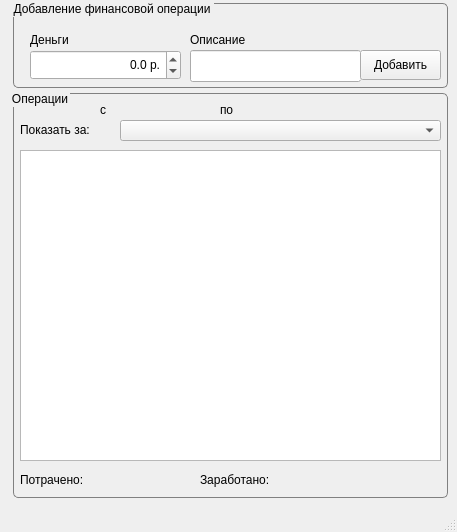
First picture: the form in mainwindow.ui, repository Nicknixer/moneycounter-qt, before the edit.
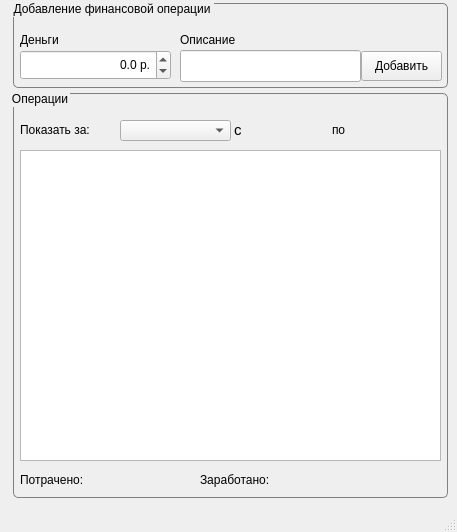
Second picture: the form after the edit.

Commit message: Fix connect to DB, fix design, add msgbox description

Diff of the .ui file:
```diff
--- a/mainwindow.ui
+++ b/mainwindow.ui
@@ -49,9 +49,9 @@
     <widget class="QLineEdit" name="editDescription">
      <property name="geometry">
       <rect>
-       <x>180</x>
+       <x>170</x>
        <y>50</y>
-       <width>171</width>
+       <width>181</width>
        <height>32</height>
       </rect>
      </property>
@@ -68,8 +68,8 @@
     <widget class="QPushButton" name="pushButton">
      <property name="geometry">
       <rect>
-       <x>350</x>
-       <y>50</y>
+       <x>351</x>
+       <y>51</y>
        <width>81</width>
        <height>30</height>
       </rect>
@@ -84,9 +84,9 @@
     <widget class="QLabel" name="label">
      <property name="geometry">
       <rect>
-       <x>20</x>
+       <x>10</x>
        <y>30</y>
-       <width>68</width>
+       <width>61</width>
        <height>20</height>
       </rect>
      </property>
@@ -97,7 +97,7 @@
     <widget class="QLabel" name="label_2">
      <property name="geometry">
       <rect>
-       <x>180</x>
+       <x>170</x>
        <y>30</y>
        <width>81</width>
        <height>20</height>
@@ -110,7 +110,7 @@
     <widget class="QDoubleSpinBox" name="editMoney">
      <property name="geometry">
       <rect>
-       <x>20</x>
+       <x>10</x>
        <y>50</y>
        <width>151</width>
        <height>30</height>
@@ -166,7 +166,7 @@
       <rect>
        <x>110</x>
        <y>30</y>
-       <width>321</width>
+       <width>111</width>
        <height>21</height>
       </rect>
      </property>
@@ -211,28 +211,38 @@
     <widget class="QLabel" name="transactionsFor">
      <property name="geometry">
       <rect>
-       <x>110</x>
-       <y>10</y>
-       <width>91</width>
+       <x>240</x>
+       <y>30</y>
+       <width>71</width>
        <height>20</height>
       </rect>
      </property>
+     <property name="font">
+      <font>
+       <pointsize>10</pointsize>
+      </font>
+     </property>
      <property name="text">
       <string/>
      </property>
      <property name="alignment">
-      <set>Qt::AlignRight|Qt::AlignTrailing|Qt::AlignVCenter</set>
+      <set>Qt::AlignJustify|Qt::AlignVCenter</set>
      </property>
     </widget>
     <widget class="QLabel" name="label_4">
      <property name="geometry">
       <rect>
-       <x>90</x>
-       <y>10</y>
+       <x>224</x>
+       <y>30</y>
        <width>16</width>
        <height>20</height>
       </rect>
      </property>
+     <property name="font">
+      <font>
+       <pointsize>11</pointsize>
+      </font>
+     </property>
      <property name="text">
       <string>с</string>
      </property>
@@ -240,8 +250,8 @@
     <widget class="QLabel" name="label_5">
      <property name="geometry">
       <rect>
-       <x>210</x>
-       <y>10</y>
+       <x>322</x>
+       <y>30</y>
        <width>21</width>
        <height>20</height>
       </rect>
@@ -253,15 +263,23 @@
     <widget class="QLabel" name="transactionsForTop">
      <property name="geometry">
       <rect>
-       <x>240</x>
-       <y>10</y>
-       <width>91</width>
+       <x>345</x>
+       <y>30</y>
+       <width>81</width>
        <height>20</height>
       </rect>
      </property>
+     <property name="font">
+      <font>
+       <pointsize>10</pointsize>
+      </font>
+     </property>
      <property name="text">
       <string/>
      </property>
+     <property name="alignment">
+      <set>Qt::AlignJustify|Qt::AlignVCenter</set>
+     </property>
     </widget>
     <widget class="QLabel" name="label_6">
      <property name="geometry">
```
Left out of the diff: 2 changed lines with no effect on the pictures. The commit also changes 4 other files.
